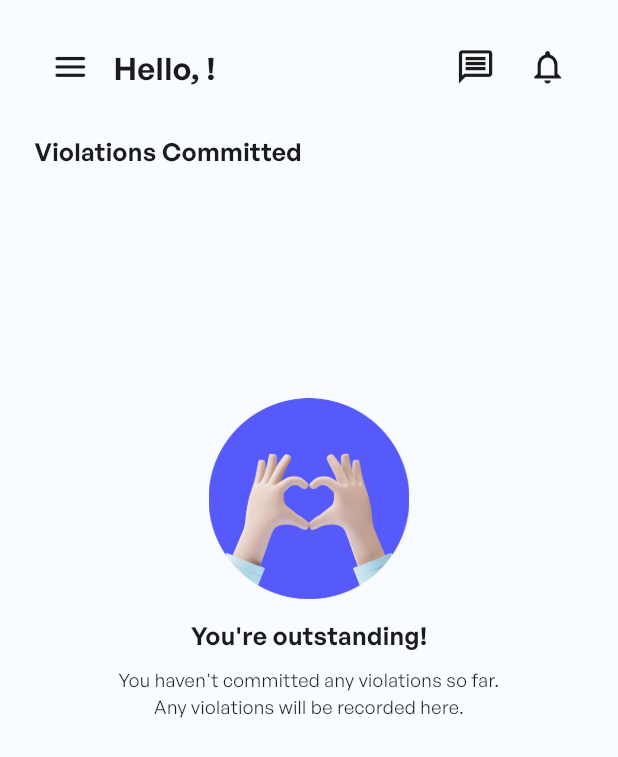
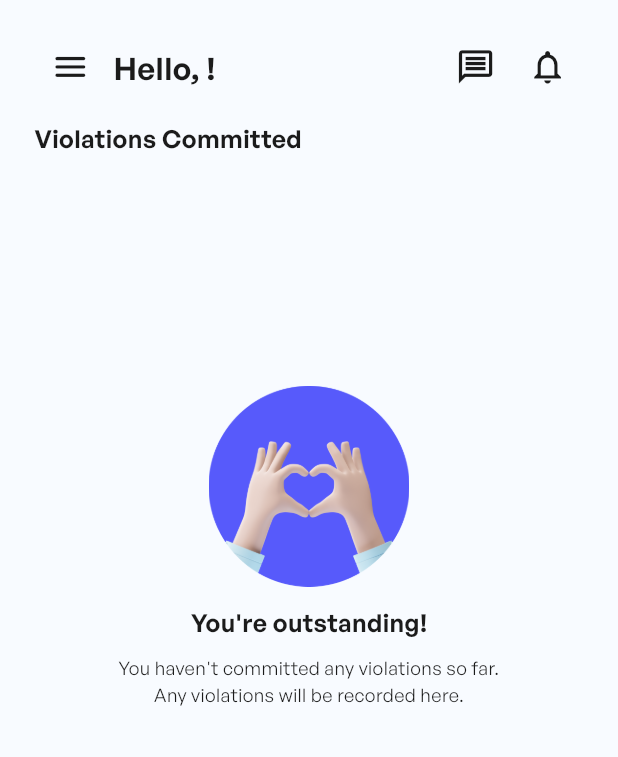
Before and after one commit to MNJDen/Park_in_Capstone, a Flutter app: the HomeEmployeeScreen2 screen opened directly with empty values, on a phone screen of 412 x 824 dp. Shown: the top 757 px of the screen. Run offline on Flutter 3.47's test engine with Material 3 defaults, Android fonts, the phone set to English and light mode, and no system bars; our stand-ins replace animated_toggle_switch, awesome_notifications, cloud_firestore, contained_tab_bar_view, firebase_auth, firebase_core and 13 more; missing offline and left inert: disclosure, navbar_router; accounts and stored records are empty.

Commit message:
Screens: Update Home Employee 2

```diff
--- a/lib/screens/home employee/home_employee2.dart
+++ b/lib/screens/home employee/home_employee2.dart
@@ -1,6 +1,8 @@
 import 'package:cloud_firestore/cloud_firestore.dart';
 import 'package:flutter/material.dart';
+import 'package:flutter_animate/flutter_animate.dart';
 import 'package:flutter_screenutil/flutter_screenutil.dart';
+import 'package:loading_animation_widget/loading_animation_widget.dart';
 import 'package:navbar_router/navbar_router.dart';
 import 'package:park_in/components/theme/color_scheme.dart';
 import 'package:park_in/components/ui/primary_btn.dart';
@@ -285,8 +287,9 @@ class _HomeEmployeeScreen2State extends State<HomeEmployeeScreen2> {
                                       userNumber,
                                       style: TextStyle(
                                         fontSize: 12.r,
-                                        color: whiteColor.withOpacity(0.5),
+                                        color: whiteColor,
                                         fontFamily: "General Sans",
+                                        fontWeight: FontWeight.w300,
                                       ),
                                     ),
                                   ],
@@ -621,20 +624,12 @@ class _HomeEmployeeScreen2State extends State<HomeEmployeeScreen2> {
                         StreamBuilder<DocumentSnapshot<Map<String, dynamic>>>(
                       stream: userSubject.stream,
                       builder: (context, snapshot) {
-                        if (snapshot.connectionState ==
-                            ConnectionState.waiting) {
-                          return Text(
-                            'Hello, ---!',
-                            style: TextStyle(
-                              fontSize: 20.r,
-                              fontWeight: FontWeight.w600,
-                              color: blackColor,
-                            ),
-                          );
-                        } else if (snapshot.hasData && snapshot.data != null) {
+                        if (snapshot.hasData && snapshot.data != null) {
                           final userData = snapshot.data!;
                           final String name =
-                              userData['name'] ?? 'Hello, User!';
+                              (userData['name'] ?? 'Hello, User!')
+                                  .split(' ')
+                                  .first;
                           return Wrap(
                             children: [
                               Text(
@@ -646,7 +641,7 @@ class _HomeEmployeeScreen2State extends State<HomeEmployeeScreen2> {
                                 ),
                               ),
                               Text(
-                                "$name",
+                                name,
                                 style: TextStyle(
                                   fontSize: 20.r,
                                   fontWeight: FontWeight.w600,
@@ -664,12 +659,16 @@ class _HomeEmployeeScreen2State extends State<HomeEmployeeScreen2> {
                             ],
                           );
                         } else {
-                          return Text(
-                            'Hello, ---!',
-                            style: TextStyle(
-                              fontSize: 20.r,
-                              fontWeight: FontWeight.w600,
-                              color: blackColor,
+                          return Shimmer.fromColors(
+                            baseColor: Colors.grey[300]!,
+                            highlightColor: Colors.grey[100]!,
+                            child: Container(
+                              // width: 60.h,
+                              height: 20.r,
+                              decoration: const BoxDecoration(
+                                color: Colors.white,
+                                // shape: BoxShape.circle,
+                              ),
                             ),
                           );
                         }
@@ -839,7 +838,7 @@ class _HomeEmployeeScreen2State extends State<HomeEmployeeScreen2> {
                 ],
               ),
               SizedBox(
-                height: 20.h,
+                height: 12.h,
               ),
               Row(
                 crossAxisAlignment: CrossAxisAlignment.start,
@@ -866,9 +865,12 @@ class _HomeEmployeeScreen2State extends State<HomeEmployeeScreen2> {
                     .snapshots(),
                 builder: (context, snapshot) {
                   if (snapshot.connectionState == ConnectionState.waiting) {
-                    return Center(child: CircularProgressIndicator());
+                    return Center(
+                      child: LoadingAnimationWidget.waveDots(
+                          color: blueColor, size: 50.r),
+                    );
                   } else if (snapshot.hasError) {
-                    return Center(child: Text('Error fetching tickets'));
+                    return const Center(child: Text('Error fetching tickets'));
                   } else if (snapshot.hasData) {
                     final tickets = snapshot.data!.docs.map((doc) {
                       return doc.data() as Map<String, dynamic>;
@@ -888,31 +890,37 @@ class _HomeEmployeeScreen2State extends State<HomeEmployeeScreen2> {
                             .compareTo(b['timestamp'] as Timestamp);
                       });
 
-                      // Map to track how many times a violation the user has committed
-                      Map<String, int> violationCounts = {};
-
                       return Column(
                         children: List.generate(
                           tickets.length,
                           (index) {
                             final ticket = tickets[index];
-                            final violationType = ticket['violation'];
-
-                            // Increment the violation count
-                            violationCounts[violationType] =
-                                (violationCounts[violationType] ?? 0) + 1;
-
-                            return PRKViolationCard(
-                              offenseNumber: formatOffenseNumber(
-                                  violationCounts[violationType]!),
-                              date: (ticket['timestamp'] as Timestamp)
-                                  .toDate()
-                                  .toString()
-                                  .split(' ')[0],
-                              violation: violationType,
+                            return Column(
+                              children: [
+                                PRKViolationCard(
+                                  offenseNumber: formatOffenseNumber(index + 1),
+                                  date: (ticket['timestamp'] as Timestamp)
+                                      .toDate()
+                                      .toString()
+                                      .split(' ')[0],
+                                  violation: ticket['violation'],
+                                ),
+                              ],
                             );
                           },
-                        ),
+                        )
+                            .animate()
+                            .fade(
+                              delay: const Duration(
+                                milliseconds: 200,
+                              ),
+                            )
+                            .moveY(
+                              begin: 10,
+                              end: 0,
+                              curve: Curves.fastEaseInToSlowEaseOut,
+                              duration: const Duration(milliseconds: 350),
+                            ),
                       );
                     }
                   } else {
```
